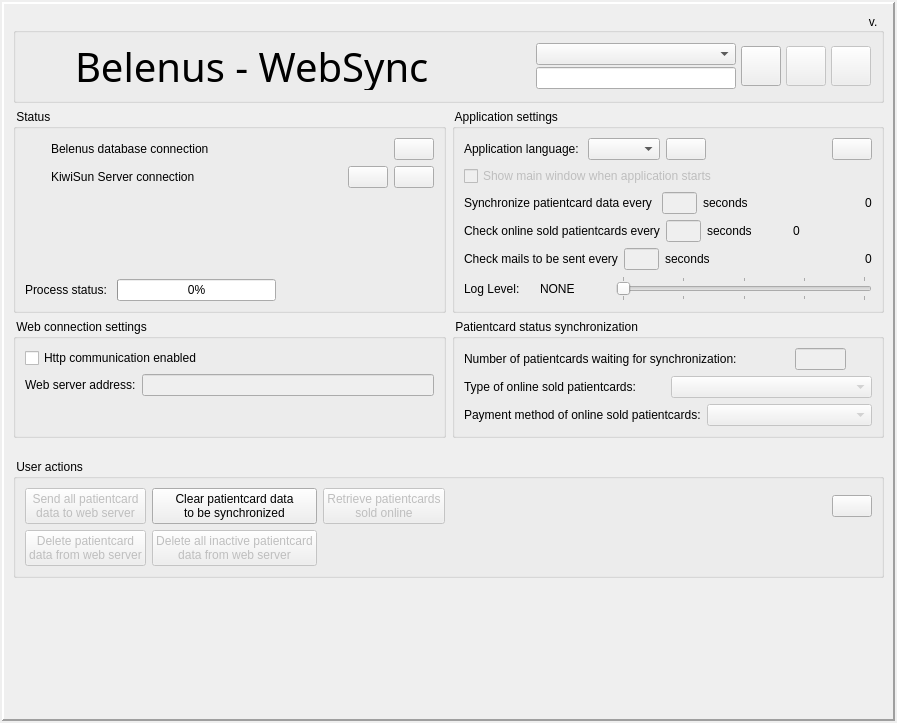
First picture: the form in websync/dlgmain.ui, repository tbikfalvi/Belenus, before the edit.
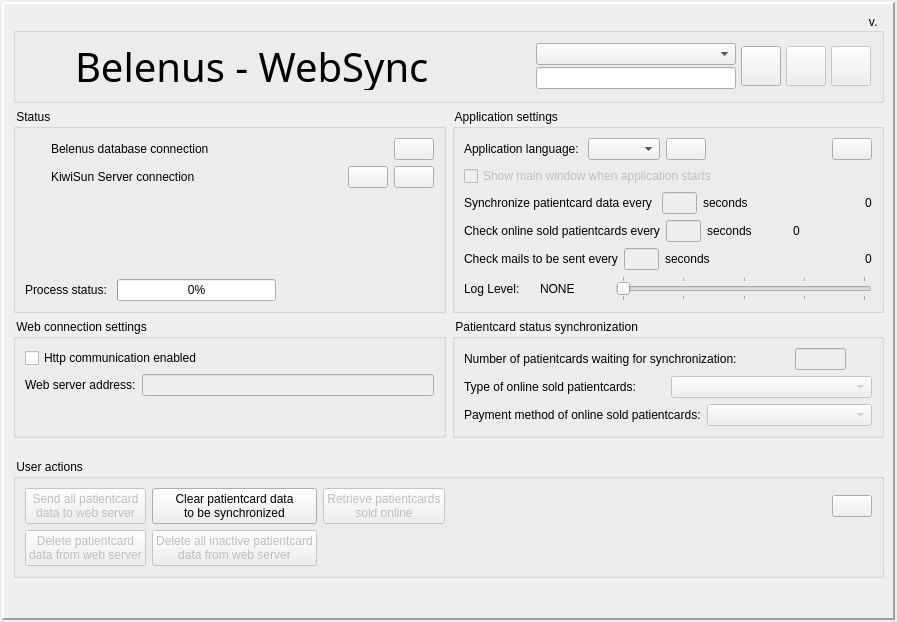
Second picture: the form after the edit. Icons and pictures are not drawn.

What changed in the file:
```diff
--- a/websync/dlgmain.ui
+++ b/websync/dlgmain.ui
@@ -7,7 +7,7 @@
     <x>0</x>
     <y>0</y>
     <width>897</width>
-    <height>723</height>
+    <height>622</height>
    </rect>
   </property>
   <property name="windowTitle">
```
Left out of the diff: 14 changed lines with no effect on the pictures.
